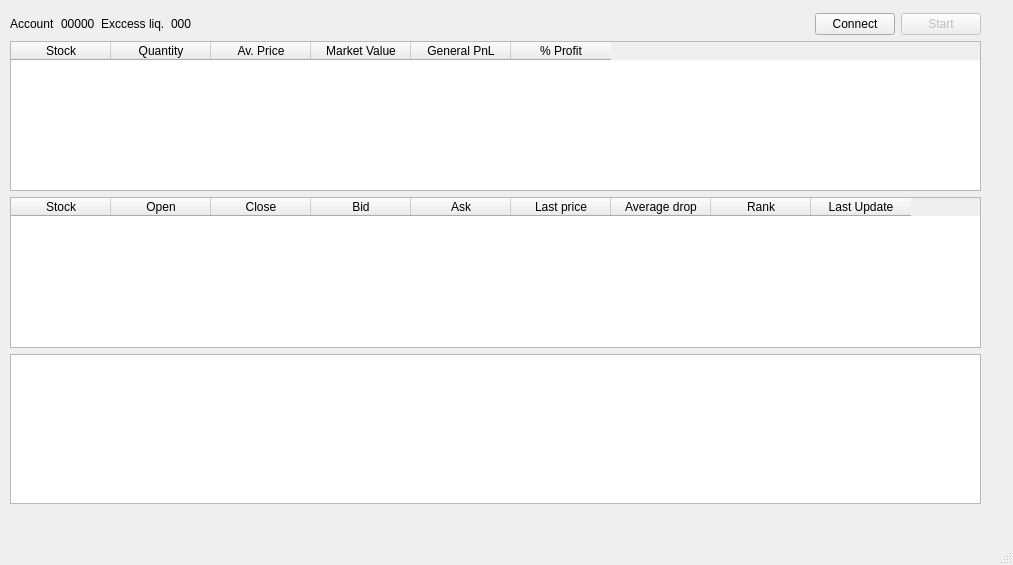
Before: the Qt Designer form UI/MainWindow.ui in colaisr/algotrader, drawn with Qt 5.
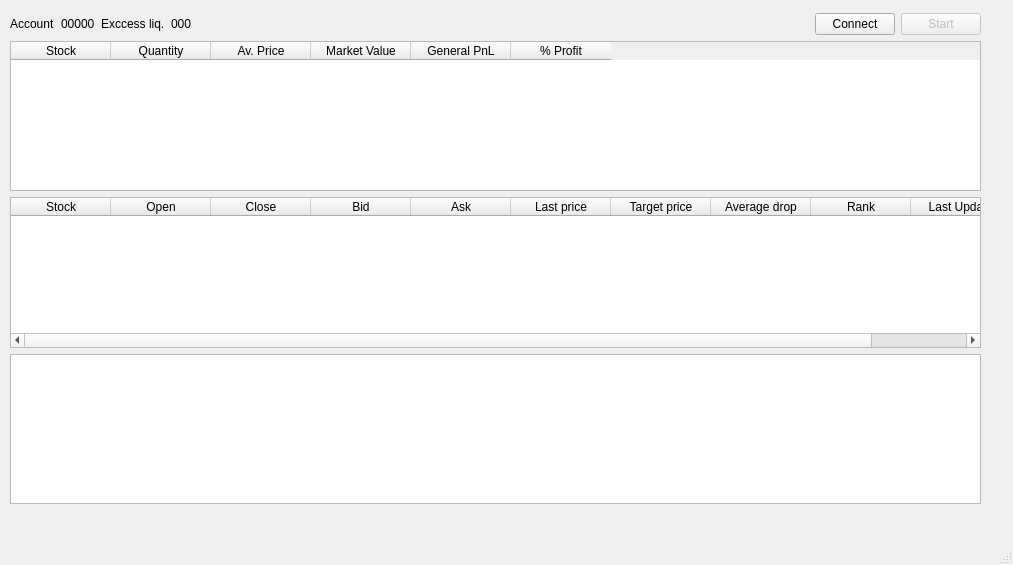
After: the same form once the commit is applied.

What changed in the file:
```diff
--- a/UI/MainWindow.ui
+++ b/UI/MainWindow.ui
@@ -169,6 +169,11 @@
          <string>Last price</string>
         </property>
        </column>
+       <column>
+        <property name="text">
+         <string>Target price</string>
+        </property>
+       </column>
        <column>
         <property name="text">
          <string>Average drop</string>
```
